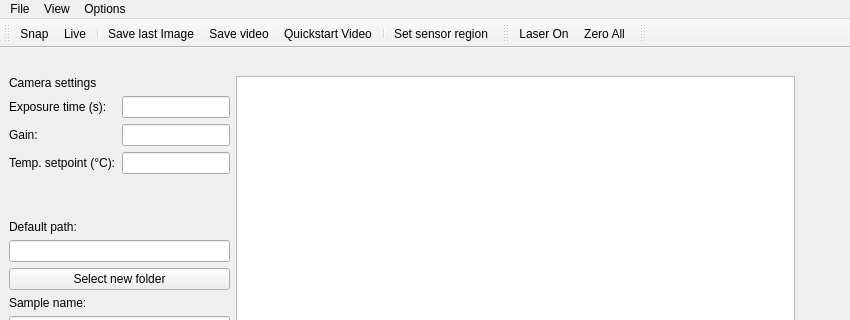
Qt form gui/fluorescence_microscopy/ui_basic.ui (NollmannLab/qudi-HiM) before a commit; both pictures show x 0 to 850 and y 0 to 320 of the 1238 by 938 pixel window.
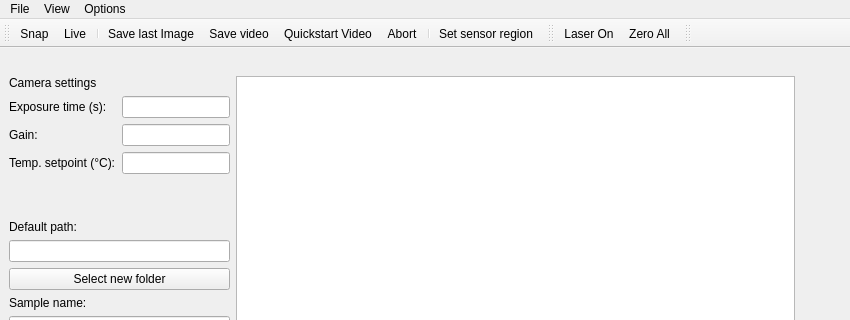
The same form after that commit. Custom widgets are drawn as their Qt base class.

Commit message: Add an abort option during video acquisition

What changed in the file:
```diff
--- a/gui/fluorescence_microscopy/ui_basic.ui
+++ b/gui/fluorescence_microscopy/ui_basic.ui
@@ -72,6 +72,7 @@
    <addaction name="save_last_image_Action"/>
    <addaction name="save_video_Action"/>
    <addaction name="video_quickstart_Action"/>
+   <addaction name="abort_video_Action"/>
    <addaction name="separator"/>
    <addaction name="set_sensor_Action"/>
   </widget>
@@ -739,6 +740,17 @@
     <string>Quickstart Video</string>
    </property>
   </action>
+  <action name="abort_video_Action">
+   <property name="checkable">
+    <bool>true</bool>
+   </property>
+   <property name="text">
+    <string>Abort</string>
+   </property>
+   <property name="toolTip">
+    <string>abort acquisition of a video</string>
+   </property>
+  </action>
  </widget>
  <customwidgets>
   <customwidget>
```
Left out of the diff: 2 changed lines with no effect on the pictures. The commit also changes 3 other files.
